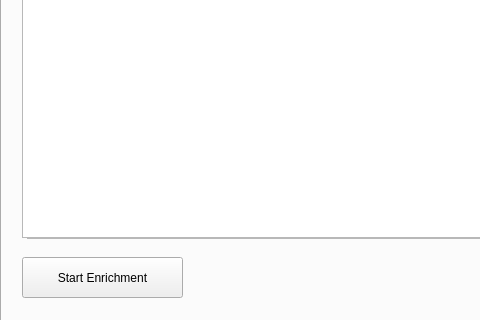
sparqlunicorn/sparqlunicornGoesGIS, file sparql_unicorn_dialog_base.ui: the form before one commit; both pictures show x 0 to 480 and y 339 to 659 of the 1092 by 659 pixel window.
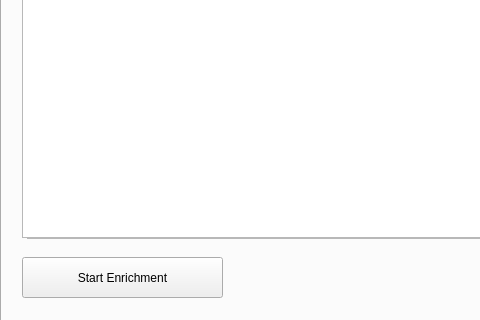
The form after the commit. The open tabs and pages were chosen to show the change.

Commit message: Enrichment dialog improvements

Diff of the .ui file:
```diff
--- a/sparql_unicorn_dialog_base.ui
+++ b/sparql_unicorn_dialog_base.ui
@@ -662,7 +662,7 @@
       <rect>
        <x>20</x>
        <y>570</y>
-       <width>161</width>
+       <width>201</width>
        <height>41</height>
       </rect>
      </property>
```
Left out of the diff: 2 changed lines with no effect on the pictures. The commit also changes 1 other file.
